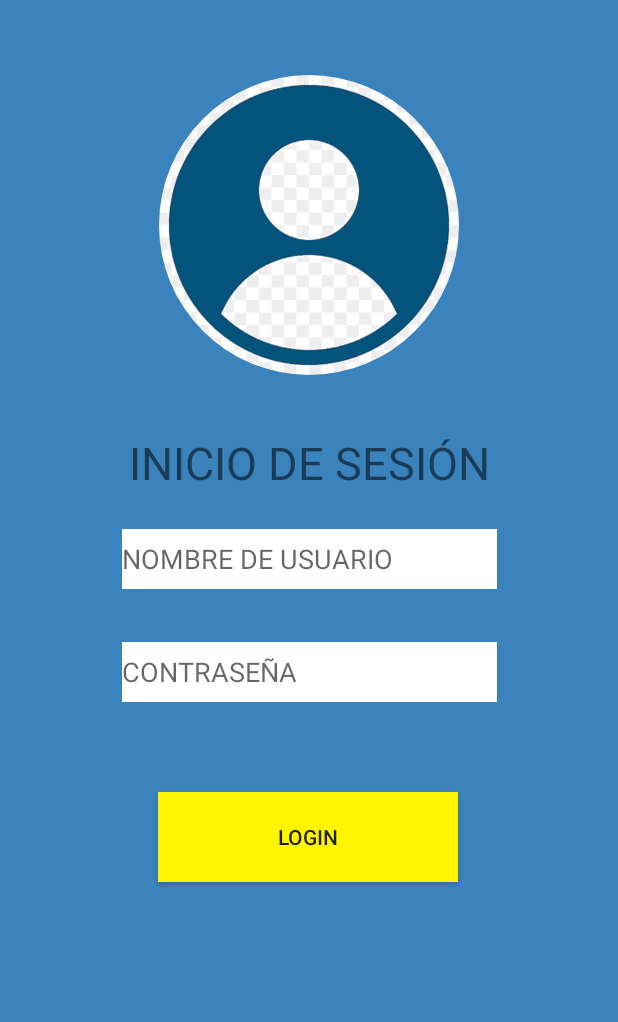
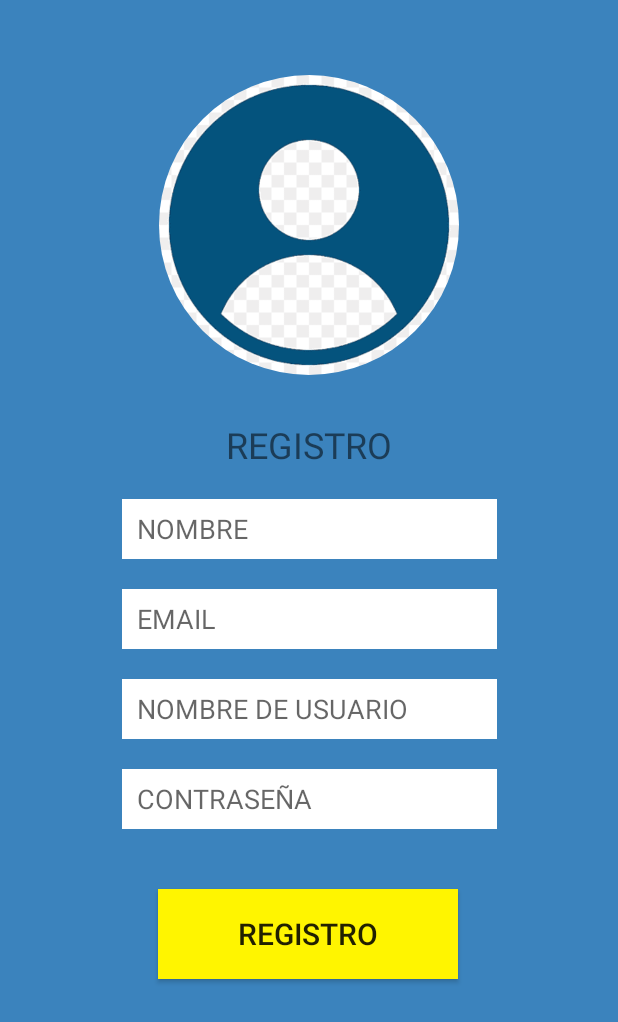
Before and after one commit to Jorge-Prieto-Medina1/TuristaDroidJorgeChema, an Android app: the layout activity_register.xml on its own in the app's theme, with its tools: preview values and no code run, on a phone screen of 412 x 824 dp. Shown: the top 1022 px of the screen. Run offline under Robolectric (Android 15) with nearby library versions, the phone set to English and light mode, and no system bars.

Commit message:
Commit Login Registro
Commit de las pantallas login y registro

```diff
--- a/app/src/main/AndroidManifest.xml
+++ b/app/src/main/AndroidManifest.xml
@@ -8,10 +8,6 @@
             android:label="@string/app_name"
             android:supportsRtl="true"
             android:theme="@style/SplashTheme">
-        <activity android:name=".RegisterActivity">
-        </activity>
-        <activity android:name=".LoginActivity">
-        </activity>
         <activity
                 android:name=".PantallaSplash"
                 android:theme="@style/SplashTheme">
@@ -21,7 +17,7 @@
                 <category android:name="android.intent.category.LAUNCHER"/>
             </intent-filter>
         </activity>
-        <activity android:name=".MainActivity">
+        <activity android:name=".LoginActivity">
         </activity>
     </application>
 
--- a/app/src/main/java/com/jorgeprieto/turistadroidjorgechema/LoginActivity.kt
+++ b/app/src/main/java/com/jorgeprieto/turistadroidjorgechema/LoginActivity.kt
@@ -1,11 +1,14 @@
 package com.jorgeprieto.turistadroidjorgechema
 
+import android.graphics.Paint
 import androidx.appcompat.app.AppCompatActivity
 import android.os.Bundle
+import kotlinx.android.synthetic.main.activity_login.*
 
 class LoginActivity : AppCompatActivity() {
     override fun onCreate(savedInstanceState: Bundle?) {
         super.onCreate(savedInstanceState)
         setContentView(R.layout.activity_login)
+        lblRegistro.setPaintFlags(textView.getPaintFlags() or Paint.UNDERLINE_TEXT_FLAG)
     }
 }
--- a/app/src/main/java/com/jorgeprieto/turistadroidjorgechema/MainActivity.kt
+++ b/app/src/main/java/com/jorgeprieto/turistadroidjorgechema/MainActivity.kt
@@ -1,11 +1,15 @@
 package com.jorgeprieto.turistadroidjorgechema
 
+import android.graphics.Paint
+import android.os.Bundle
 import androidx.appcompat.app.AppCompatActivity
-import android.os.Bundle
+import kotlinx.android.synthetic.main.activity_login.*
 
 class MainActivity : AppCompatActivity() {
     override fun onCreate(savedInstanceState: Bundle?) {
         super.onCreate(savedInstanceState)
         setContentView(R.layout.activity_main)
+
     }
+
 }
--- a/app/src/main/java/com/jorgeprieto/turistadroidjorgechema/PantallaSplash.kt
+++ b/app/src/main/java/com/jorgeprieto/turistadroidjorgechema/PantallaSplash.kt
@@ -29,7 +29,7 @@ class PantallaSplash : AppCompatActivity() {
             }
 
             override fun onTransitionCompleted(p0: MotionLayout?, p1: Int) {
-                startActivity(Intent ( this@PantallaSplash, MainActivity::class.java))
+                startActivity(Intent ( this@PantallaSplash, LoginActivity::class.java))
                 finish();
             }
 
--- a/app/src/main/res/layout/activity_register.xml
+++ b/app/src/main/res/layout/activity_register.xml
@@ -7,21 +7,42 @@
         android:layout_height="match_parent"
         tools:context=".RegisterActivity" android:background="@color/ColorAzulPrincipal">
 
-    <de.hdodenhof.circleimageview.CircleImageView  xmlns:app="http://schemas.android.com/apk/res-auto"
+    <de.hdodenhof.circleimageview.CircleImageView
+            xmlns:app="http://schemas.android.com/apk/res-auto"
             app:layout_constraintEnd_toEndOf="parent" app:layout_constraintStart_toStartOf="parent"
             app:layout_constraintTop_toTopOf="parent"
             android:layout_height="200dp" android:layout_width="200dp" android:layout_marginTop="50dp"
             android:layout_marginStart="40dp" android:layout_marginEnd="40dp"
             android:src="@drawable/usuarioimagen" android:id="@+id/circleImageView"/>
+    <TextView
+            android:text="@string/txtRegistro"
+            android:layout_width="wrap_content"
+            android:layout_height="wrap_content" app:layout_constraintStart_toStartOf="parent"
+            app:layout_constraintEnd_toEndOf="parent" android:id="@+id/lblInicio"
+            android:layout_marginTop="30dp" app:layout_constraintTop_toBottomOf="@+id/circleImageView"
+            android:textSize="24sp"/>
 
-    <Button
-            android:text="@string/txtLogin"
-            android:layout_width="200dp"
-            android:layout_height="60dp" android:id="@+id/btnLogin"
+    <EditText
+            android:layout_width="250dp"
+            android:layout_height="40dp"
+            android:inputType="textPersonName"
+            android:ems="10"
+            android:id="@+id/txtNombre"
             app:layout_constraintStart_toStartOf="parent" app:layout_constraintEnd_toEndOf="parent"
-            app:layout_constraintHorizontal_bias="0.498" android:layout_marginTop="60dp"
-            app:layout_constraintTop_toBottomOf="@+id/txtContrasena"
-            android:background="@color/ColorAmarilloPrincipal"/>
+            app:layout_constraintTop_toBottomOf="@+id/lblInicio" android:layout_marginTop="20dp"
+            android:background="@android:color/background_light"
+            android:paddingHorizontal="10dp" android:hint="@string/txtNombre"/>
+    <EditText
+            android:layout_width="250dp"
+            android:layout_height="40dp"
+            android:inputType="textEmailAddress"
+            android:ems="10"
+            android:id="@+id/txtEmail"
+            app:layout_constraintTop_toBottomOf="@+id/txtNombre"
+            android:layout_marginTop="20dp" app:layout_constraintEnd_toEndOf="parent"
+            app:layout_constraintStart_toStartOf="parent" android:background="@android:color/background_light"
+            android:paddingHorizontal="10dp" android:hint="@string/txtEmail"/>
+
     <EditText
             android:layout_width="250dp"
             android:layout_height="40dp"
@@ -29,22 +50,30 @@
             android:ems="10"
             app:layout_constraintStart_toStartOf="parent" app:layout_constraintEnd_toEndOf="parent"
             android:id="@+id/txtContrasena"
-            android:hint="@string/txtContrasena" android:layout_marginTop="35dp"
-            app:layout_constraintTop_toBottomOf="@+id/txtLogin" android:background="@android:color/background_light"/>
+            android:hint="@string/txtContrasena" android:layout_marginTop="20dp"
+            app:layout_constraintTop_toBottomOf="@+id/txtNombreUsu" android:background="@android:color/background_light"
+            android:paddingHorizontal="10dp"/>
     <EditText
             android:layout_width="250dp"
             android:layout_height="40dp"
             android:inputType="textEmailAddress"
             android:ems="10"
             app:layout_constraintStart_toStartOf="parent" app:layout_constraintEnd_toEndOf="parent"
-            android:id="@+id/txtLogin"
-            android:hint="@string/txtNombreDeUsuario" android:layout_marginTop="24dp"
-            app:layout_constraintTop_toBottomOf="@+id/textView" android:background="@android:color/background_light"/>
-    <TextView
-            android:text="@string/txtInicioDeSesion"
-            android:layout_width="wrap_content"
-            android:layout_height="wrap_content" app:layout_constraintStart_toStartOf="parent"
-            app:layout_constraintEnd_toEndOf="parent" android:id="@+id/textView"
-            android:layout_marginTop="38dp" app:layout_constraintTop_toBottomOf="@+id/circleImageView"
-            android:textSize="30sp"/>
+            android:id="@+id/txtNombreUsu"
+            android:hint="@string/txtNombreDeUsuario"
+            android:background="@android:color/background_light"
+            android:paddingHorizontal="10dp"
+            app:layout_constraintHorizontal_bias="0.503"
+            android:layout_marginTop="20dp" app:layout_constraintTop_toBottomOf="@+id/txtEmail"/>
+    <Button
+            android:text="@string/txtRegistro"
+            android:layout_width="200dp"
+            android:layout_height="60dp" android:id="@+id/btnRegistro"
+            app:layout_constraintStart_toStartOf="parent" app:layout_constraintEnd_toEndOf="parent"
+            app:layout_constraintHorizontal_bias="0.497" android:layout_marginTop="40dp"
+            app:layout_constraintTop_toBottomOf="@+id/txtContrasena"
+            android:background="@color/ColorAmarilloPrincipal" app:layout_constraintBottom_toBottomOf="parent"
+            android:layout_marginBottom="120dp" android:textSize="20sp" app:layout_constraintVertical_bias="0.0"/>
+
+
 </androidx.constraintlayout.widget.ConstraintLayout>
--- a/app/src/main/res/mipmap-anydpi-v26/ic_launcher.xml
+++ /dev/null
@@ -1,5 +0,0 @@
-<?xml version="1.0" encoding="utf-8"?>
-<adaptive-icon xmlns:android="http://schemas.android.com/apk/res/android">
-    <background android:drawable="@drawable/ic_launcher_background"/>
-    <foreground android:drawable="@drawable/ic_launcher_foreground"/>
-</adaptive-icon>
--- a/app/src/main/res/mipmap-anydpi-v26/ic_launcher_round.xml
+++ /dev/null
@@ -1,5 +0,0 @@
-<?xml version="1.0" encoding="utf-8"?>
-<adaptive-icon xmlns:android="http://schemas.android.com/apk/res/android">
-    <background android:drawable="@drawable/ic_launcher_background"/>
-    <foreground android:drawable="@drawable/ic_launcher_foreground"/>
-</adaptive-icon>
--- a/app/src/main/res/values/strings.xml
+++ b/app/src/main/res/values/strings.xml
@@ -6,4 +6,9 @@
     <string name="txtNombreDeUsuario">NOMBRE DE USUARIO</string>
     <string name="txtContrasena">CONTRASEÑA</string>
     <string name="txtLogin">LOGIN</string>
+    <string name="txtNoCuenta">No tienes cuenta?</string>
+    <string name="txtRegistroGratis">Registro gratuito</string>
+    <string name="txtRegistro">REGISTRO</string>
+    <string name="txtNombre">NOMBRE</string>
+    <string name="txtEmail">EMAIL</string>
 </resources>
```
Also changed, not shown: app/src/main/res/layout/activity_login.xml (+35 -16 lines), app/src/main/res/mipmap-hdpi/ic_launcher_round.png (deleted), app/src/main/res/mipmap-mdpi/ic_launcher_round.png (deleted), app/src/main/res/mipmap-xhdpi/ic_launcher_round.png (deleted), app/src/main/res/mipmap-xxhdpi/ic_launcher_round.png (deleted), app/src/main/res/mipmap-xxxhdpi/ic_launcher_round.png (deleted).
